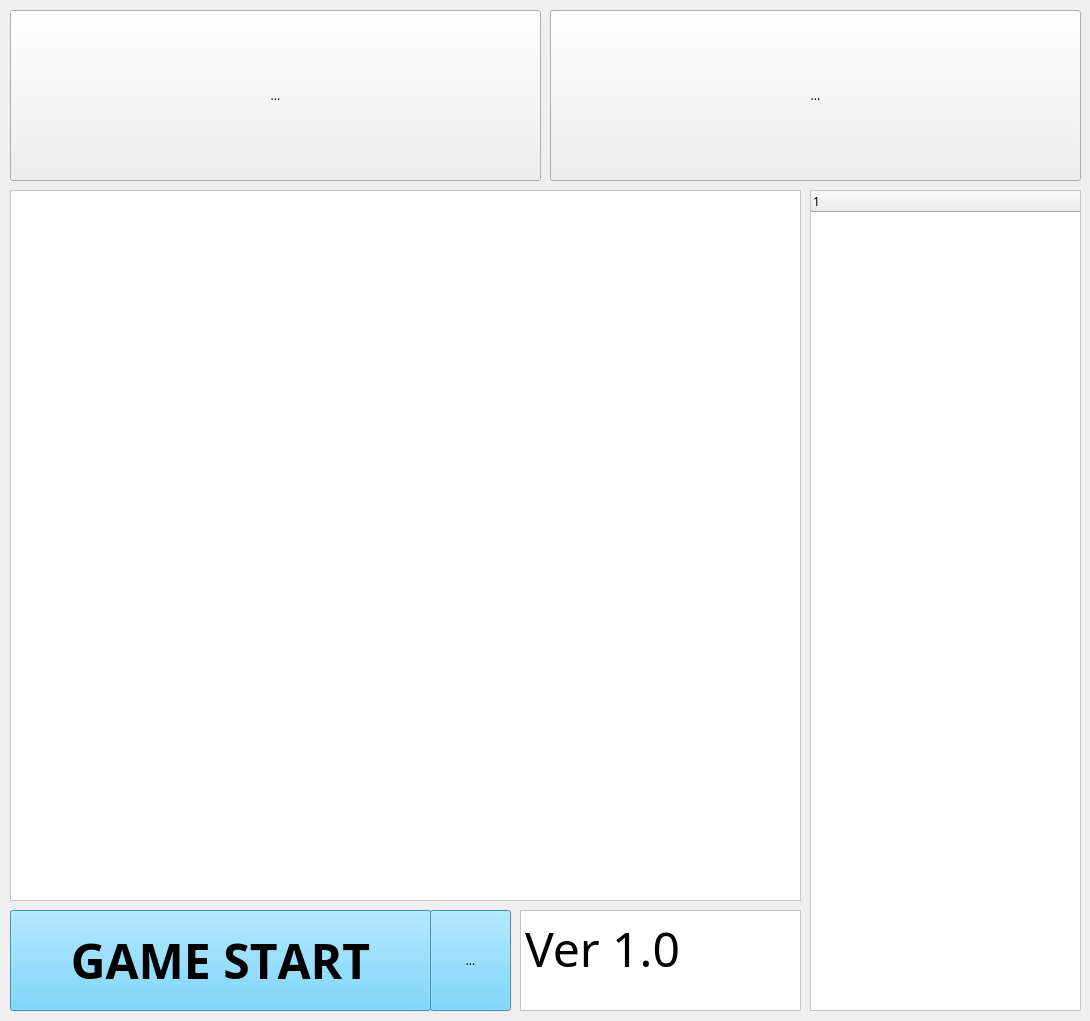
Donghyuks/DHServer, file GameLauncher/GameLauncher/GamePlayLauncher.ui: the form before one commit.
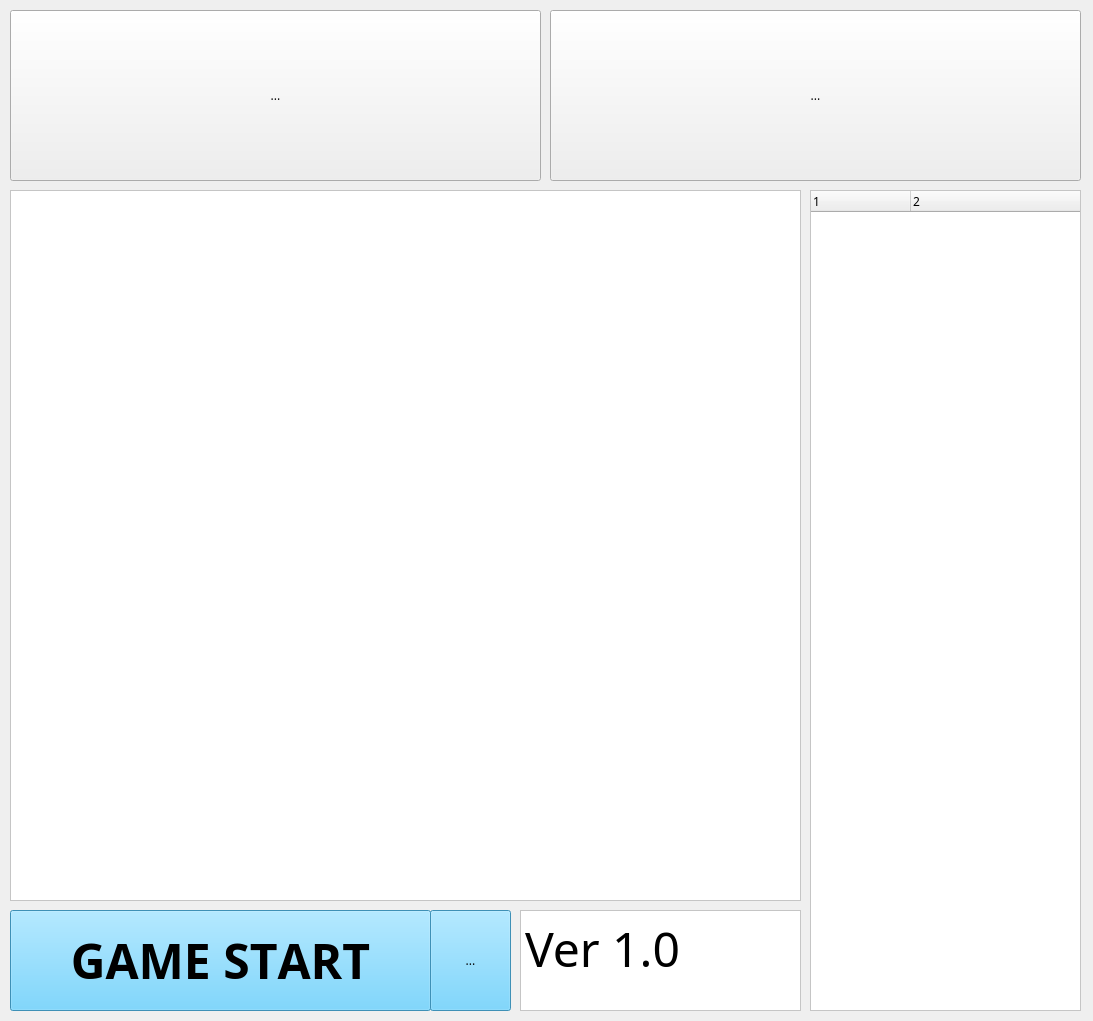
The form after the commit. Icons and pictures are not drawn.

Commit message:
GameLauncher GUI 작업
1. Qt를 통한 QtreeWidget 작성완료.
   ( 온라인, 오프라인 유저 표시 프리뷰)
2. Qt를 통한 QTextWidget 작성완료.
   ( 패치노트를 html 파일을 읽어와서
     보여줌)

ps..  최종적인 게임런처 데모 GUI완성.

The edit to the form file:
```diff
--- a/GameLauncher/GameLauncher/GamePlayLauncher.ui
+++ b/GameLauncher/GameLauncher/GamePlayLauncher.ui
@@ -6,7 +6,7 @@
    <rect>
     <x>0</x>
     <y>0</y>
-    <width>1090</width>
+    <width>1093</width>
     <height>1021</height>
    </rect>
   </property>
@@ -68,14 +68,22 @@
      <height>821</height>
     </rect>
    </property>
+   <property name="styleSheet">
+    <string notr="true"/>
+   </property>
    <property name="columnCount">
-    <number>1</number>
+    <number>2</number>
    </property>
    <column>
     <property name="text">
      <string notr="true">1</string>
     </property>
    </column>
+   <column>
+    <property name="text">
+     <string notr="true">2</string>
+    </property>
+   </column>
   </widget>
   <widget class="QTextBrowser" name="textBrowser">
    <property name="geometry">
```
Left out of the diff: 13 changed lines with no effect on the pictures. The commit also changes 9 other files.
